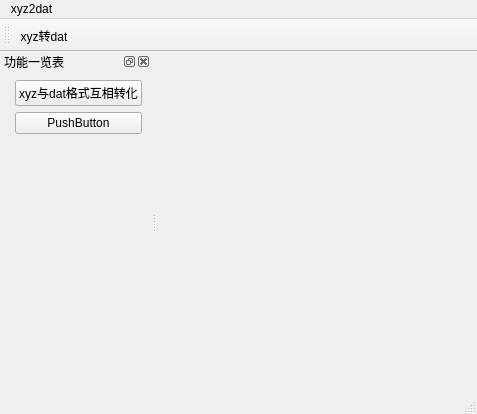
Above: xyz2dat.ui from Jason85wang/xyz2n before the change. Below: the same form after it.
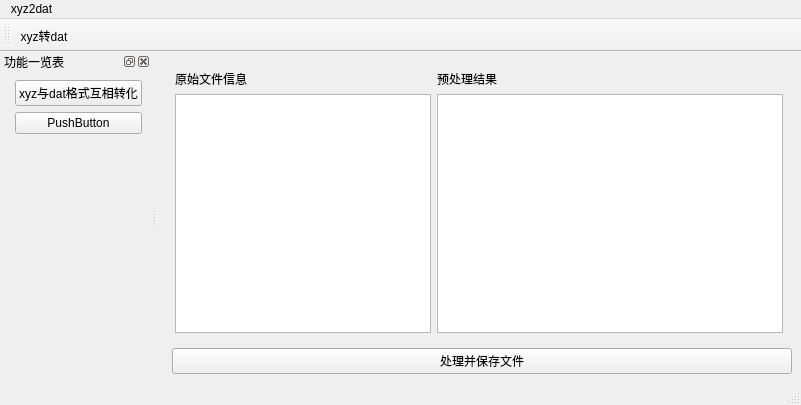
That is the form after the change. Icons and pictures are not drawn.

```diff
--- a/xyz2dat.ui
+++ b/xyz2dat.ui
@@ -6,8 +6,8 @@
    <rect>
     <x>0</x>
     <y>0</y>
-    <width>477</width>
-    <height>414</height>
+    <width>801</width>
+    <height>405</height>
    </rect>
   </property>
   <property name="windowTitle">
@@ -20,13 +20,56 @@
   <property name="windowOpacity">
    <double>0.950000000000000</double>
   </property>
-  <widget class="QWidget" name="centralwidget"/>
+  <widget class="QWidget" name="centralwidget">
+   <layout class="QGridLayout" name="gridLayout">
+    <item row="0" column="0">
+     <layout class="QFormLayout" name="formLayout_3">
+      <item row="0" column="0" colspan="2">
+       <widget class="QStackedWidget" name="stackedWidget">
+        <widget class="QWidget" name="page">
+         <layout class="QFormLayout" name="formLayout_2">
+          <item row="0" column="0">
+           <widget class="QLabel" name="label">
+            <property name="text">
+             <string>原始文件信息</string>
+            </property>
+           </widget>
+          </item>
+          <item row="0" column="1">
+           <widget class="QLabel" name="label_2">
+            <property name="text">
+             <string>预处理结果</string>
+            </property>
+           </widget>
+          </item>
+          <item row="1" column="0">
+           <widget class="QTextEdit" name="textEdit_org"/>
+          </item>
+          <item row="1" column="1">
+           <widget class="QTextEdit" name="textEdit_pre"/>
+          </item>
+         </layout>
+        </widget>
+        <widget class="QWidget" name="page_2"/>
+       </widget>
+      </item>
+      <item row="1" column="1">
+       <widget class="QPushButton" name="pushButton">
+        <property name="text">
+         <string>处理并保存文件</string>
+        </property>
+       </widget>
+      </item>
+     </layout>
+    </item>
+   </layout>
+  </widget>
   <widget class="QMenuBar" name="menubar">
    <property name="geometry">
     <rect>
      <x>0</x>
      <y>0</y>
-     <width>477</width>
+     <width>801</width>
      <height>22</height>
     </rect>
    </property>
```
